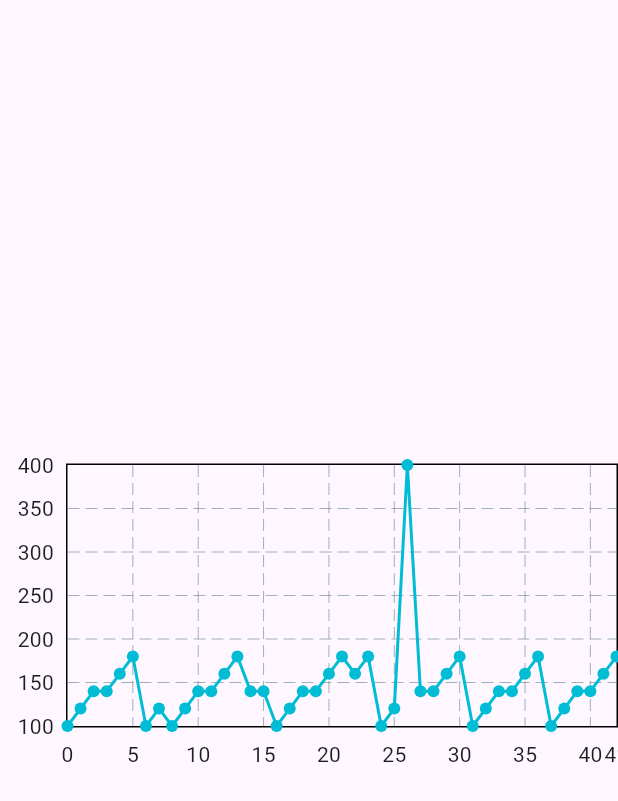
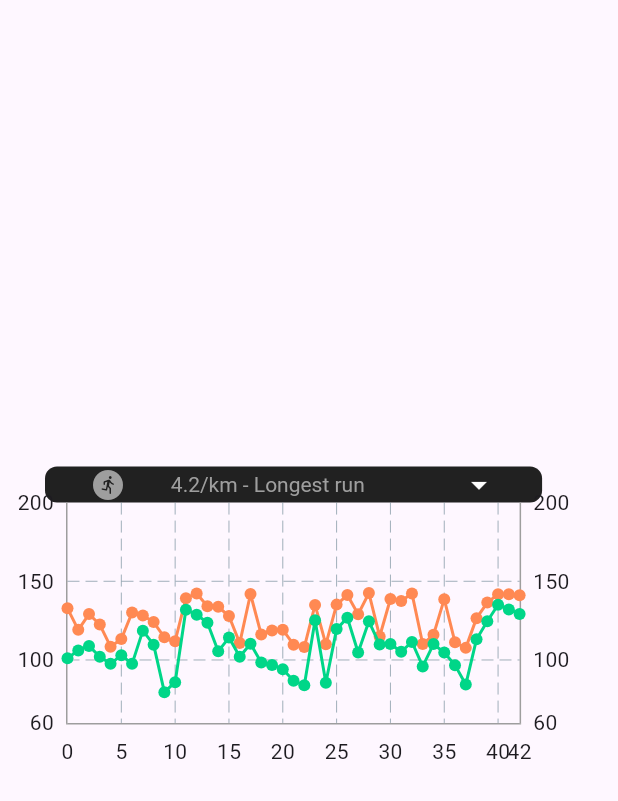
Before and after one commit to MineKnight2711/Running_App, a Flutter app: the screen it shows after launch, on a phone screen of 412 x 824 dp. Shown: the top 801 px of the screen. Run offline on Flutter 3.47's test engine with Material 3 defaults, Android fonts, the phone set to English and light mode, and no system bars; drawn by our look-alikes of fl_chart; our stand-ins replace card_swiper, flutter_screenutil, get, google_fonts.

Commit message:
add second line chart

```diff
--- a/lib/config/temp.dart
+++ b/lib/config/temp.dart
@@ -1,7 +1,7 @@
-import 'package:flutter/cupertino.dart';
-import 'package:flutter/material.dart';
-import 'package:flutter_running_demo/models/dropdown_activities_model.dart';
+import 'dart:math';
 
+import 'package:collection/collection.dart';
+import 'package:flutter_running_demo/models/line_chart_point.dart';
 import '../models/trail_model.dart';
 
 List<TrailModel> trailTempList = [
@@ -42,3 +42,28 @@ List<TrailModel> trailTempList = [
     date: DateTime(2023, 4, 22),
   ),
 ];
+
+List<LineChartPoint> get lineChartPoints {
+  final random = Random();
+  final data = List.generate(43, (index) {
+    final x = index.toDouble();
+    final randomOffset =
+        random.nextDouble() * 10; // Random offset between 0 and 10
+    final y = 125 + 17.5 * sin(2 * pi * (x + randomOffset) / 15);
+    return LineChartPoint(x: x, y: y);
+  });
+
+  return data;
+}
+
+List<LineChartPoint> get rpePoints {
+  final random = Random();
+  return lineChartPoints
+      .map((point) => LineChartPoint(
+            x: point.x,
+            y: 90 +
+                (point.y - 125) +
+                random.nextDouble() * 30, // Random value between 0 and 30
+          ))
+      .toList();
+}
--- a/lib/main.dart
+++ b/lib/main.dart
@@ -1,8 +1,4 @@
 import 'package:flutter/material.dart';
-import 'package:flutter_running_demo/screens/performance/bargraph/bar_graph.dart';
-import 'package:flutter_running_demo/screens/performance/line_chart.dart';
-import 'package:flutter_running_demo/screens/performance/linechart/pricePoints.dart';
-
 import 'package:flutter_screenutil/flutter_screenutil.dart';
 import 'package:get/get.dart';
 import 'screens/performance/line_double_chart.dart';
@@ -28,10 +24,7 @@ class MainApp extends StatelessWidget {
         routes: {
           'activities_screen': (context) => const ActivitiesScreen(),
           'linechart_demo': (context) => ChartExample(),
-          'linechart_screen': (context) => LineChartWidget(
-                points: pricePoints,
-              ),
-          'barchart_screen': (context) => const MyBarGraph(monthSummary: []),
+          // 'test_screen': (context) => TestScreen(),
         },
       ),
     );
--- /dev/null
+++ b/lib/models/line_chart_point.dart
@@ -0,0 +1,9 @@
+class LineChartPoint {
+  final double x;
+  final double y;
+
+  LineChartPoint({
+    required this.x,
+    required this.y,
+  });
+}
--- /dev/null
+++ b/lib/screens/performance/components/dropdown_activities.dart
@@ -0,0 +1,88 @@
+import 'package:flutter/material.dart';
+import 'package:flutter_screenutil/flutter_screenutil.dart';
+
+import '../../../models/dropdown_activities_model.dart';
+
+class DropDownActivitiesMenu extends StatefulWidget {
+  const DropDownActivitiesMenu({super.key});
+
+  @override
+  State<DropDownActivitiesMenu> createState() => _DropDownActivitiesMenuState();
+}
+
+class _DropDownActivitiesMenuState extends State<DropDownActivitiesMenu> {
+  late ActivitiesDropDownModel _selected;
+  List<ActivitiesDropDownModel> activitiesDropDownList = [
+    ActivitiesDropDownModel(
+      icon: Icons.run_circle_rounded,
+      activityIndex: '4.2/km',
+      achievements: "Longest run",
+    ),
+    ActivitiesDropDownModel(
+      icon: Icons.hiking,
+      activityIndex: '500m',
+      achievements: "Highest hiking",
+    ),
+    ActivitiesDropDownModel(
+      icon: Icons.directions_walk,
+      activityIndex: '20km',
+      achievements: "Longest walk",
+    ),
+  ];
+
+  @override
+  void initState() {
+    super.initState();
+    _selected = activitiesDropDownList.first;
+  }
+
+  @override
+  Widget build(BuildContext context) {
+    return Container(
+      padding: const EdgeInsets.symmetric(horizontal: 30),
+      margin: const EdgeInsets.symmetric(horizontal: 30),
+      decoration: BoxDecoration(
+        color: Colors.grey[900],
+        borderRadius: BorderRadius.circular(8.0),
+      ),
+      child: DropdownButton<ActivitiesDropDownModel>(
+        isExpanded: true,
+        isDense: true,
+        value: _selected,
+        icon: const Icon(Icons.arrow_drop_down, color: Colors.white),
+        iconSize: 24,
+        elevation: 16,
+        style: const TextStyle(color: Colors.black),
+        underline: Container(),
+        onChanged: (newValue) {
+          setState(() {
+            _selected = newValue!;
+          });
+        },
+        items: activitiesDropDownList
+            .map<DropdownMenuItem<ActivitiesDropDownModel>>((value) {
+          return DropdownMenuItem<ActivitiesDropDownModel>(
+            value: value,
+            child: Row(
+              mainAxisAlignment: MainAxisAlignment.spaceBetween,
+              children: [
+                Icon(
+                  value.icon,
+                  color: value == _selected ? Colors.grey : Colors.black,
+                ),
+                Text(
+                  '${value.activityIndex} - ${value.achievements}',
+                  style: TextStyle(
+                      color: value == _selected ? Colors.grey : Colors.black),
+                ),
+                SizedBox(
+                  width: 30.w,
+                )
+              ],
+            ),
+          );
+        }).toList(),
+      ),
+    );
+  }
+}
--- a/lib/screens/performance/line_chart.dart
+++ b/lib/screens/performance/line_chart.dart
@@ -1,14 +1,11 @@
 import 'package:fl_chart/fl_chart.dart';
-import 'package:flutter/cupertino.dart';
 import 'package:flutter/material.dart';
-import 'package:flutter_running_demo/config/temp.dart';
 import 'package:flutter_running_demo/models/dropdown_activities_model.dart';
-import 'package:flutter_running_demo/screens/performance/linechart/pricePoints.dart';
+import 'package:flutter_running_demo/models/line_chart_point.dart';
 import 'package:flutter_screenutil/flutter_screenutil.dart';
-import 'package:google_fonts/google_fonts.dart';
 
 class LineChartWidget extends StatelessWidget {
-  final List<Pricepoints> points;
+  final List<LineChartPoint> points;
   const LineChartWidget({super.key, required this.points});
 
   @override
@@ -17,14 +14,13 @@ class LineChartWidget extends StatelessWidget {
       body: Column(
         mainAxisAlignment: MainAxisAlignment.center,
         children: [
-          DropDownActivitiesMenu(),
           PillButtonRow(),
           const nonButton(),
           AspectRatio(
             aspectRatio: 2,
             child: LineChart(
               LineChartData(
-                titlesData: const FlTitlesData(
+                titlesData: FlTitlesData(
                   topTitles: AxisTitles(
                     sideTitles: SideTitles(showTitles: false),
                   ),
@@ -34,6 +30,7 @@ class LineChartWidget extends StatelessWidget {
                 ),
                 lineBarsData: [
                   LineChartBarData(
+                      // isStrokeCapRound: true,
                       spots: points
                           .map((point) => FlSpot(point.x, point.y))
                           .toList(),
@@ -222,86 +219,3 @@ class _ContainerState extends State<Containertotal> {
     );
   }
 }
-
-class DropDownActivitiesMenu extends StatefulWidget {
-  const DropDownActivitiesMenu({super.key});
-
-  @override
-  State<DropDownActivitiesMenu> createState() => _DropDownActivitiesMenuState();
-}
-
-class _DropDownActivitiesMenuState extends State<DropDownActivitiesMenu> {
-  late ActivitiesDropDownModel _selected;
-  List<ActivitiesDropDownModel> activitiesDropDownList = [
-    ActivitiesDropDownModel(
-      icon: Icons.run_circle_rounded,
-      activityIndex: '4.2/km',
-      achievements: "Longest run",
-    ),
-    ActivitiesDropDownModel(
-      icon: Icons.hiking,
-      activityIndex: '500m',
-      achievements: "Highest hiking",
-    ),
-    ActivitiesDropDownModel(
-      icon: Icons.directions_walk,
-      activityIndex: '20km',
-      achievements: "Longest walk",
-    ),
-  ];
-
-  @override
-  void initState() {
-    super.initState();
-    _selected = activitiesDropDownList.first;
-  }
-
-  @override
-  Widget build(BuildContext context) {
-    return Container(
-      padding: const EdgeInsets.symmetric(horizontal: 30),
-      margin: const EdgeInsets.symmetric(horizontal: 30),
-      decoration: BoxDecoration(
-        color: Colors.grey[900],
-        borderRadius: BorderRadius.circular(8.0),
-      ),
-      child: DropdownButton<ActivitiesDropDownModel>(
-        isExpanded: true,
-        value: _selected,
-        icon: const Icon(Icons.arrow_drop_down, color: Colors.white),
-        iconSize: 24,
-        elevation: 16,
-        style: const TextStyle(color: Colors.black),
-        underline: Container(),
-        onChanged: (newValue) {
-          setState(() {
-            _selected = newValue!;
-          });
-        },
-        items: activitiesDropDownList
-            .map<DropdownMenuItem<ActivitiesDropDownModel>>((value) {
-          return DropdownMenuItem<ActivitiesDropDownModel>(
-            value: value,
-            child: Row(
-              mainAxisAlignment: MainAxisAlignment.spaceBetween,
-              children: [
-                Icon(
-                  value.icon,
-                  color: Colors.white,
-                ),
-                Text(
-                  '${value.activityIndex} - ${value.achievements}',
-                  style: TextStyle(
-                      color: value == _selected ? Colors.grey : Colors.black),
-                ),
-                SizedBox(
-                  width: 30.w,
-                )
-              ],
-            ),
-          );
-        }).toList(),
-      ),
-    );
-  }
-}
--- a/lib/screens/performance/line_double_chart.dart
+++ b/lib/screens/performance/line_double_chart.dart
@@ -1,8 +1,8 @@
 import 'package:fl_chart/fl_chart.dart';
 import 'package:flutter/material.dart';
-import 'package:flutter_running_demo/screens/performance/linechart/pricePoints.dart';
-
-import 'line_chart.dart';
+import 'package:flutter_running_demo/screens/performance/components/dropdown_activities.dart';
+import 'package:flutter_screenutil/flutter_screenutil.dart';
+import '../../config/temp.dart';
 
 class ChartExample extends StatelessWidget {
   final List<Color> gradientColors = [
@@ -10,25 +10,52 @@ class ChartExample extends StatelessWidget {
     const Color(0xff02d39a),
   ];
 
+  ChartExample({super.key});
+
   @override
   Widget build(BuildContext context) {
     return Scaffold(
-      body: Center(
-        child: AspectRatio(
-          aspectRatio: 2,
+      body: Container(
+        width: 0.95.sw,
+        alignment: Alignment.center,
+        child: Column(
+          crossAxisAlignment: CrossAxisAlignment.center,
+          mainAxisAlignment: MainAxisAlignment.center,
+          children: [
+            DropDownActivitiesMenu(),
+            AspectRatio(
+              aspectRatio: 2.2,
               child: LineChart(
                 LineChartData(
+                  // baselineX: ,
+                  maxY: 200,
+                  minY: 60,
+                  // maxX: 40,
+                  // minX: 0,
                   titlesData: const FlTitlesData(
                     topTitles: AxisTitles(
                       sideTitles: SideTitles(showTitles: false),
                     ),
-                rightTitles: AxisTitles(
-                  sideTitles: SideTitles(showTitles: false),
+                  ),
+                  borderData: FlBorderData(
+                    border: const Border(
+                      top: BorderSide.none,
+                      left: BorderSide(width: 1, color: Colors.grey),
+                      bottom: BorderSide(width: 1, color: Colors.grey),
+                      right: BorderSide(width: 1, color: Colors.grey),
                     ),
                   ),
                   lineBarsData: [
                     LineChartBarData(
-                    spots: pricePoints
+                        color: const Color(0xFFFF8953),
+                        spots: lineChartPoints
+                            .map((point) => FlSpot(point.x, point.y))
+                            .toList(),
+                        isCurved: false,
+                        dotData: const FlDotData(show: true)),
+                    LineChartBarData(
+                        color: const Color(0xFF00D688),
+                        spots: rpePoints
                             .map((point) => FlSpot(point.x, point.y))
                             .toList(),
                         isCurved: false,
@@ -37,6 +64,8 @@ class ChartExample extends StatelessWidget {
                 ),
               ),
             ),
+          ],
+        ),
       ),
     );
   }
--- a/lib/screens/performance/linechart/pricePoints.dart
+++ /dev/null
@@ -1,64 +0,0 @@
-import 'package:flutter/material.dart';
-import 'package:collection/collection.dart';
-
-class Pricepoints {
-  final double x;
-  final double y;
-
-  Pricepoints({
-    required this.x,
-    required this.y,
-  });
-}
-
-List<Pricepoints> get pricePoints {
-  final data = <double>[
-    100,
-    120,
-    140,
-    140,
-    160,
-    180,
-    100,
-    120,
-    100,
-    120,
-    140,
-    140,
-    160,
-    180,
-    140,
-    140,
-    100,
-    120,
-    140,
-    140,
-    160,
-    180,
-    160,
-    180,
-    100,
-    120,
-    400,
-    140,
-    140,
-    160,
-    180,
-    100,
-    120,
-    140,
-    140,
-    160,
-    180,
-    100,
-    120,
-    140,
-    140,
-    160,
-    180
-  ];
-  return data
-      .mapIndexed(
-          ((index, element) => Pricepoints(x: index.toDouble(), y: element)))
-      .toList();
-}
```
Lines whose indentation alone changed are shown as unchanged.
